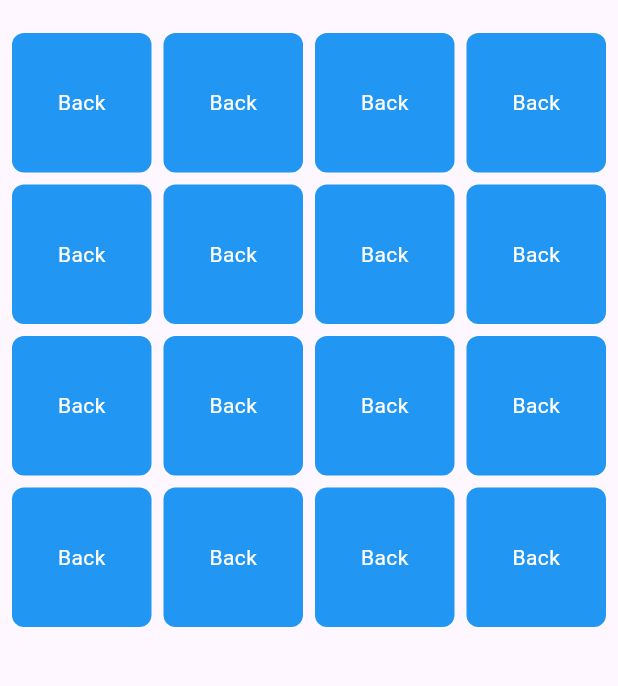
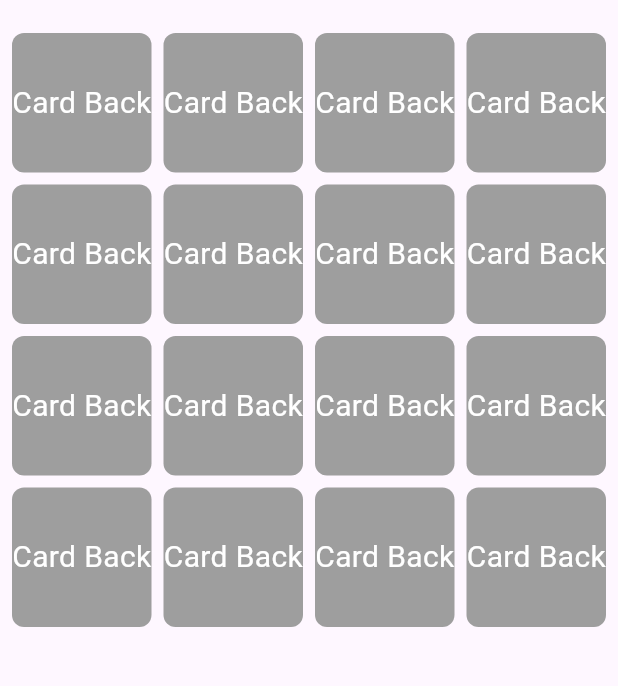
Before and after one commit to gkstl119/hw3, a Flutter app: the screen it shows after launch, on a phone screen of 412 x 824 dp, the part 63-749 px from its top. Run offline on Flutter 3.47's test engine with Material 3 defaults, Android fonts, the phone set to English and light mode, and no system bars.

Commit message:
add card flipping animation

```diff
--- a/lib/main.dart
+++ b/lib/main.dart
@@ -108,18 +108,74 @@ class GameScreen extends StatelessWidget {
   }
 }
 
-// Card Widget
-class CardWidget extends StatelessWidget {
+// Card Widget with Animation and Text Fix
+class CardWidget extends StatefulWidget {
   final CardModel card;
 
   const CardWidget({Key? key, required this.card}) : super(key: key);
 
   @override
+  _CardWidgetState createState() => _CardWidgetState();
+}
+
+class _CardWidgetState extends State<CardWidget>
+    with SingleTickerProviderStateMixin {
+  late AnimationController _controller;
+  late Animation<double> _animation;
+
+  @override
+  void initState() {
+    super.initState();
+    _controller = AnimationController(
+      duration: const Duration(milliseconds: 500),
+      vsync: this,
+    );
+
+    _animation = Tween<double>(begin: 0, end: 1).animate(_controller);
+  }
+
+  @override
+  void didUpdateWidget(covariant CardWidget oldWidget) {
+    super.didUpdateWidget(oldWidget);
+    if (widget.card.isFaceUp) {
+      _controller.forward();
+    } else {
+      _controller.reverse();
+    }
+  }
+
+  @override
+  void dispose() {
+    _controller.dispose();
+    super.dispose();
+  }
+
+  @override
   Widget build(BuildContext context) {
     return GestureDetector(
       onTap: () {
-        Provider.of<GameProvider>(context, listen: false).flipCard(card);
+        Provider.of<GameProvider>(context, listen: false).flipCard(widget.card);
       },
+      child: AnimatedBuilder(
+        animation: _animation,
+        builder: (context, child) {
+          final isUnder = _animation.value > 0.5;
+          return Transform(
+            transform: Matrix4.identity()
+              ..setEntry(3, 2, 0.001) // Perspective effect
+              ..rotateY(_animation.value * 3.14), // Rotate the card
+            alignment: Alignment.center,
+            child: isUnder ? _buildFrontCard() : _buildBackCard(),
+          );
+        },
+      ),
+    );
+  }
+
+  Widget _buildFrontCard() {
+    return Transform(
+      transform: Matrix4.identity()..rotateY(3.14), // Corrects the flipped text
+      alignment: Alignment.center,
       child: Container(
         decoration: BoxDecoration(
           color: Colors.blue,
@@ -127,11 +183,26 @@ class CardWidget extends StatelessWidget {
         ),
         child: Center(
           child: Text(
-            card.isFaceUp ? card.frontDesign : card.backDesign,
-            style: const TextStyle(color: Colors.white),
+            widget.card.frontDesign,
+            style: const TextStyle(color: Colors.white, fontSize: 20),
           ),
         ),
       ),
     );
   }
+
+  Widget _buildBackCard() {
+    return Container(
+      decoration: BoxDecoration(
+        color: Colors.grey,
+        borderRadius: BorderRadius.circular(8.0),
+      ),
+      child: const Center(
+        child: Text(
+          'Card Back',
+          style: TextStyle(color: Colors.white, fontSize: 20),
+        ),
+      ),
+    );
+  }
 }
```
